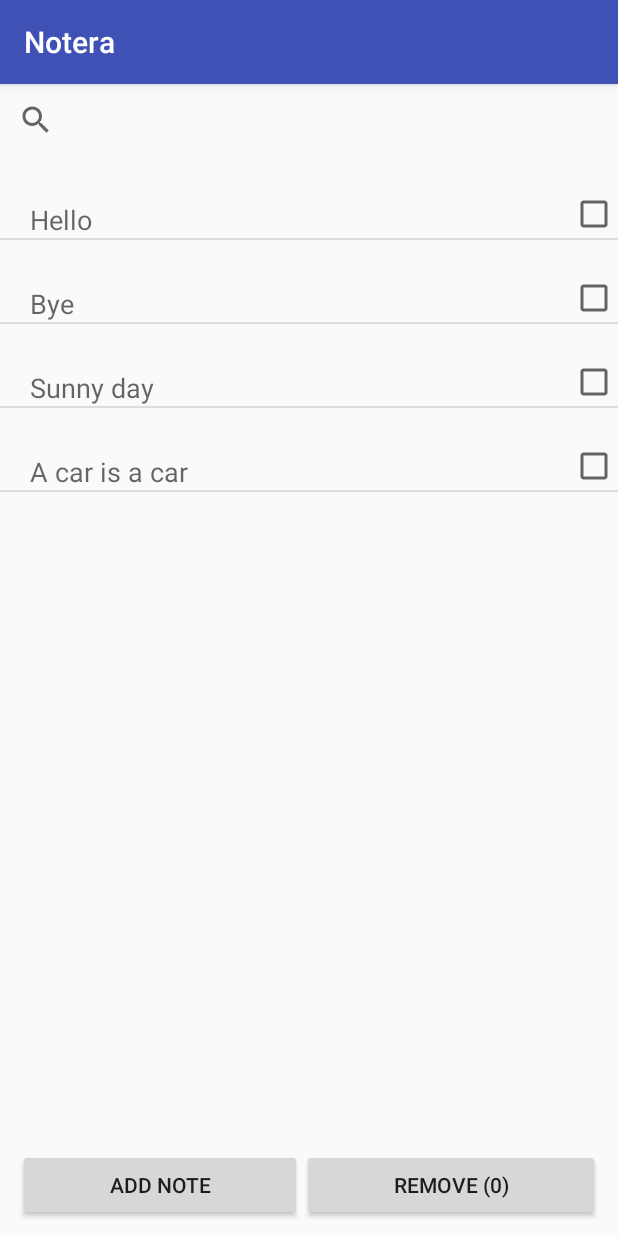
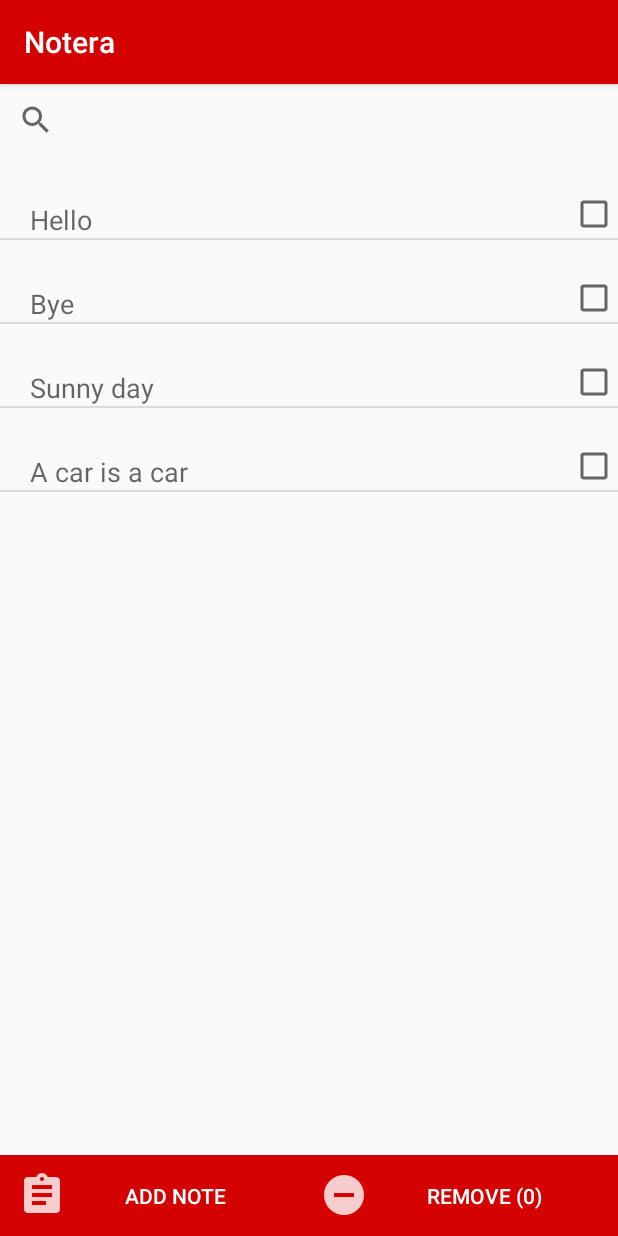
Before and after one commit to Kavzor/java17_klientutveckling, an Android app: the screen it shows after launch (MainActivity), on a phone screen of 412 x 824 dp. Run offline under Robolectric (Android 15) with nearby library versions, the phone set to English and light mode, and no system bars.

Commit message:
simple git push

```diff
--- a/android/notera/app/src/main/java/nu/rolandsson/jakob/notera/MainActivity.java
+++ b/android/notera/app/src/main/java/nu/rolandsson/jakob/notera/MainActivity.java
@@ -16,7 +16,7 @@ import nu.rolandsson.jakob.notera.controller.constant.Action;
 import nu.rolandsson.jakob.notera.controller.constant.HandlerLevel;
 import nu.rolandsson.jakob.notera.shared.Note;
 
-public class MainActivity extends AppCompatActivity implements RootActionHandler {
+public class MainActivity extends AppCompatActivity implements RootActionHandler, SearchView.OnQueryTextListener {
 
     public static final int REQUEST_ADD_NOTE = 0;
     public static final int REQUEST_UPDATE_NOTE = 1;
@@ -47,6 +47,10 @@ public class MainActivity extends AppCompatActivity implements RootActionHandler
 
         addBtn = findViewById(R.id.main_add_button);
         addBtn.setButtonType(ButtonComponent.ButtonType.ADD);
+
+
+        searchView = findViewById(R.id.main_note_search);
+        searchView.setOnQueryTextListener(this);
     }
 
     private void setupHandlers() {
@@ -91,4 +95,16 @@ public class MainActivity extends AppCompatActivity implements RootActionHandler
             }
         }
     }
+
+    @Override
+    public boolean onQueryTextSubmit(String query) {
+        return false;
+    }
+
+    @Override
+    public boolean onQueryTextChange(String newText) {
+        NoteListAdapter adapter = (NoteListAdapter) getListComponent().getAdapter();
+        adapter.getFilter().filter(newText);
+        return true;
+    }
 }
--- a/android/notera/app/src/main/java/nu/rolandsson/jakob/notera/component/NoteListComponent.java
+++ b/android/notera/app/src/main/java/nu/rolandsson/jakob/notera/component/NoteListComponent.java
@@ -1,12 +1,17 @@
 package nu.rolandsson.jakob.notera.component;
 
+import android.app.Activity;
 import android.content.Context;
 import android.util.AttributeSet;
 import android.util.Log;
+import android.view.ContextMenu;
+import android.view.MenuInflater;
+import android.view.MenuItem;
 import android.view.View;
 import android.widget.AdapterView;
 import android.widget.ListView;
 
+import nu.rolandsson.jakob.notera.R;
 import nu.rolandsson.jakob.notera.adapter.NoteListAdapter;
 import nu.rolandsson.jakob.notera.controller.RootActionHandler;
 import nu.rolandsson.jakob.notera.controller.constant.Action;
@@ -17,7 +22,11 @@ import nu.rolandsson.jakob.notera.shared.Note;
  * Created by Martin on 2018-03-07.
  */
 
-public class NoteListComponent extends ListView implements AdapterView.OnItemClickListener {
+public class NoteListComponent extends ListView
+        implements AdapterView.OnItemClickListener,
+            View.OnCreateContextMenuListener,
+            MenuItem.OnMenuItemClickListener {
+
     private static final String TAG = "NoteListComponent";
 
     private int selectedPosition;
@@ -35,6 +44,7 @@ public class NoteListComponent extends ListView implements AdapterView.OnItemCli
     private void initalize() {
         this.setAdapter(new NoteListAdapter());
         this.setOnItemClickListener(this);
+        this.setOnCreateContextMenuListener(this);
     }
 
     public int getSelectedPosition() {
@@ -65,4 +75,32 @@ public class NoteListComponent extends ListView implements AdapterView.OnItemCli
         ((NoteListAdapter) getAdapter()).notifyDataSetChanged();
         Log.v(TAG, "Note checked: " + note.isChecked());*/
     }
+
+    @Override
+    public void onCreateContextMenu(ContextMenu menu, View v, ContextMenu.ContextMenuInfo menuInfo) {
+        MenuInflater inflater = ((Activity) getContext()).getMenuInflater();
+        inflater.inflate(R.menu.note_item_menu, menu);
+        menu.setHeaderTitle(R.string.menu_title);
+
+
+        for(int index = 0; index < menu.size(); index++) {
+            menu.getItem(index).setOnMenuItemClickListener(this);
+        }
+    }
+
+    @Override
+    public boolean onMenuItemClick(MenuItem item) {
+        AdapterContextMenuInfo info = (AdapterContextMenuInfo) item.getMenuInfo();
+        setSelectedPosition(info.position);
+        setSelectedNote((Note) getItemAtPosition(info.position));
+
+        String menuAction = item.getTitle().toString();
+        if(menuAction.equals("Update")) {
+            //
+        }
+        else if(menuAction.equals("Remove")) {
+            rootHandler.invokeAction(HandlerLevel.MODEL, Action.REMOVE_NOTE);
+        }
+        return false;
+    }
 }
--- a/android/notera/app/src/main/java/nu/rolandsson/jakob/notera/controller/ModelHandler.java
+++ b/android/notera/app/src/main/java/nu/rolandsson/jakob/notera/controller/ModelHandler.java
@@ -44,6 +44,9 @@ public class ModelHandler extends Handler implements ActionHandler {
             case ADD_NOTE:
                 getRepository().add(note);
             break;
+            case REMOVE_NOTE:
+                getRepository().remove(note);
+            break;
         }
 
         getRootActionHandler().invokeAction(HandlerLevel.VIEW, Action.REFRESH_VIEW);
--- a/android/notera/app/src/main/java/nu/rolandsson/jakob/notera/controller/constant/Action.java
+++ b/android/notera/app/src/main/java/nu/rolandsson/jakob/notera/controller/constant/Action.java
@@ -10,5 +10,6 @@ public enum Action {
     OPEN_ADD_VIEW,
     REMOVE_CHECKED_NOTES,
     UPDATE_CHECKED,
-    ADD_NOTE
+    ADD_NOTE,
+    REMOVE_NOTE
 }
--- a/android/notera/app/src/main/java/nu/rolandsson/jakob/notera/shared/NoteRepository.java
+++ b/android/notera/app/src/main/java/nu/rolandsson/jakob/notera/shared/NoteRepository.java
@@ -19,8 +19,10 @@ public class NoteRepository {
         filteredNotes = notes;
     }
 
-    public void reset() {
+    public List<Note> reset() {
+        //återställ listan inför en filtrering
         this.filteredNotes = this.notes;
+        return this.getAll();
     }
 
     public List<Note> getAll() {
--- a/android/notera/app/src/main/res/layout/activity_main.xml
+++ b/android/notera/app/src/main/res/layout/activity_main.xml
@@ -25,21 +25,28 @@
         android:layout_alignParentBottom="true"
         android:orientation="horizontal"
         style="?android:attr/buttonBarButtonStyle"
-        android:id="@+id/main_bottom_toolbar">
+        android:id="@+id/main_bottom_toolbar"
+        android:background="@color/colorPrimary">
 
         <nu.rolandsson.jakob.notera.component.ButtonComponent
             android:layout_width="wrap_content"
             android:layout_height="match_parent"
             android:text="@string/main_add_btn"
             android:layout_weight="1"
-            android:id="@+id/main_add_button"/>
+            android:id="@+id/main_add_button"
+            android:drawableLeft="@drawable/ic_add_note"
+            style="?android:attr/buttonBarButtonStyle"
+            android:textColor="@color/colorDarkContrast"/>
 
         <nu.rolandsson.jakob.notera.component.ButtonComponent
             android:layout_width="wrap_content"
             android:layout_height="match_parent"
             android:text="@string/main_default_remove_btn"
             android:layout_weight="1"
-            android:id="@+id/main_remove_button"/>
+            android:id="@+id/main_remove_button"
+            style="?android:attr/buttonBarButtonStyle"
+            android:textColor="@color/colorDarkContrast"
+            android:drawableLeft="@drawable/ic_remove_note"/>
     </LinearLayout>
 
 </RelativeLayout>
--- /dev/null
+++ b/android/notera/app/src/main/res/menu/note_item_menu.xml
@@ -0,0 +1,9 @@
+<?xml version="1.0" encoding="utf-8"?>
+<menu xmlns:app="http://schemas.android.com/apk/res-auto"
+    xmlns:android="http://schemas.android.com/apk/res/android">
+
+    <group >
+        <item android:title="@string/menu_update" />
+        <item android:title="@string/menu_remove" />
+    </group>
+</menu>
--- a/android/notera/app/src/main/res/values/colors.xml
+++ b/android/notera/app/src/main/res/values/colors.xml
@@ -1,6 +1,7 @@
 <?xml version="1.0" encoding="utf-8"?>
 <resources>
-    <color name="colorPrimary">#3F51B5</color>
-    <color name="colorPrimaryDark">#303F9F</color>
+    <color name="colorPrimary">#d50000</color>
+    <color name="colorDarkContrast">#fff</color>
+    <color name="colorPrimaryDark">#333</color>
     <color name="colorAccent">#FF4081</color>
 </resources>
--- a/android/notera/app/src/main/res/values/strings.xml
+++ b/android/notera/app/src/main/res/values/strings.xml
@@ -9,4 +9,9 @@
     <string name="note_title_hint">Note title..</string>
     <string name="note_text_hint">Note text..</string>
     <string name="note_save_btn">Save note</string>
+
+
+    <string name="menu_title">Note options</string>
+    <string name="menu_update">Update</string>
+    <string name="menu_remove">Remove</string>
 </resources>
```
Also changed, not shown: android/notera/app/src/main/java/nu/rolandsson/jakob/notera/adapter/NoteListAdapter.java (+59 -1 lines), android/notera/app/src/main/res/drawable-hdpi/ic_add_note.png (added), android/notera/app/src/main/res/drawable-hdpi/ic_remove_note.png (added), android/notera/app/src/main/res/drawable-mdpi/ic_add_note.png (added), android/notera/app/src/main/res/drawable-mdpi/ic_remove_note.png (added), android/notera/app/src/main/res/drawable-xhdpi/ic_add_note.png (added), android/notera/app/src/main/res/drawable-xhdpi/ic_remove_note.png (added), android/notera/app/src/main/res/drawable-xxhdpi/ic_add_note.png (added), android/notera/app/src/main/res/drawable-xxhdpi/ic_remove_note.png (added).
